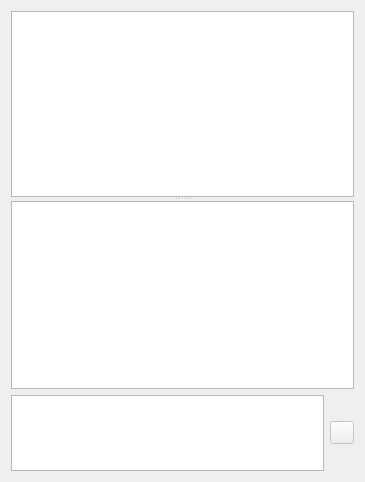
Old version of the form src/SqlExecutionArea.ui in the repository sqlitebrowser/sqlitebrowser.
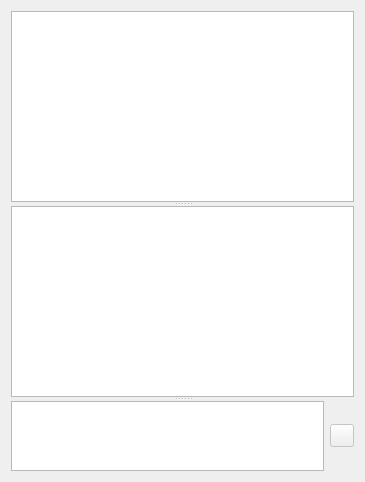
New version of the form. Icons and pictures are not drawn. Custom widgets are drawn as their Qt base class.

Commit message:
Make SQL status pane resizable in Execute SQL tab
See issue #906.

```diff
--- a/src/SqlExecutionArea.ui
+++ b/src/SqlExecutionArea.ui
@@ -13,31 +13,27 @@
   <property name="windowTitle">
    <string>Form</string>
   </property>
-  <layout class="QVBoxLayout" name="verticalLayout_2">
+  <layout class="QHBoxLayout" name="horizontalLayout_2">
    <item>
     <widget class="QSplitter" name="splitter">
      <property name="orientation">
       <enum>Qt::Vertical</enum>
      </property>
      <widget class="SqlTextEdit" name="editEditor"/>
-     <widget class="QWidget" name="layoutWidget">
-      <layout class="QVBoxLayout" name="verticalLayout">
-       <item>
         <widget class="ExtendedTableWidget" name="tableResult">
          <property name="editTriggers">
           <set>QAbstractItemView::NoEditTriggers</set>
          </property>
         </widget>
-       </item>
-       <item>
+     <widget class="QWidget" name="">
         <layout class="QHBoxLayout" name="horizontalLayout">
          <item>
           <widget class="QTextEdit" name="editErrors">
-           <property name="maximumSize">
-            <size>
-             <width>16777215</width>
-             <height>80</height>
-            </size>
+         <property name="sizePolicy">
+          <sizepolicy hsizetype="Expanding" vsizetype="Preferred">
+           <horstretch>0</horstretch>
+           <verstretch>0</verstretch>
+          </sizepolicy>
            </property>
            <property name="font">
             <font>
@@ -84,8 +80,6 @@
             <enum>QToolButton::InstantPopup</enum>
            </property>
           </widget>
-         </item>
-        </layout>
        </item>
       </layout>
      </widget>
```
Left out of the diff: 3 changed lines with no effect on the pictures. Lines whose indentation alone changed are shown as unchanged.
